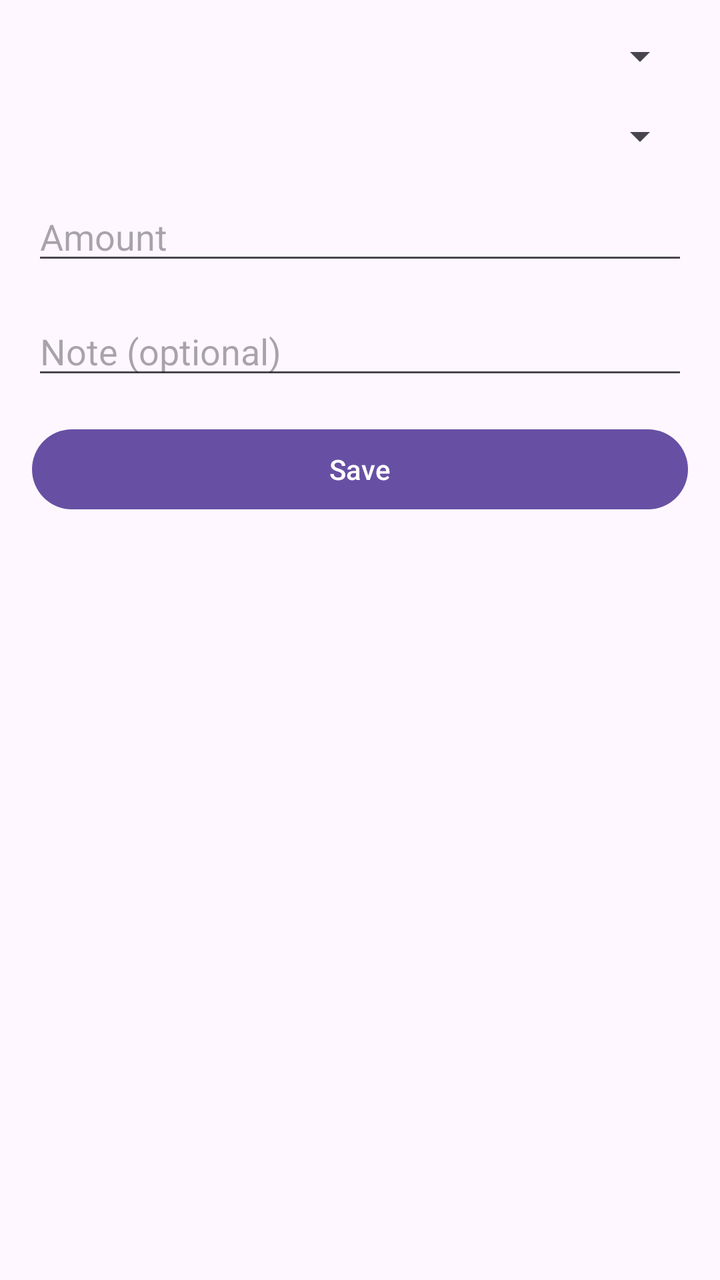
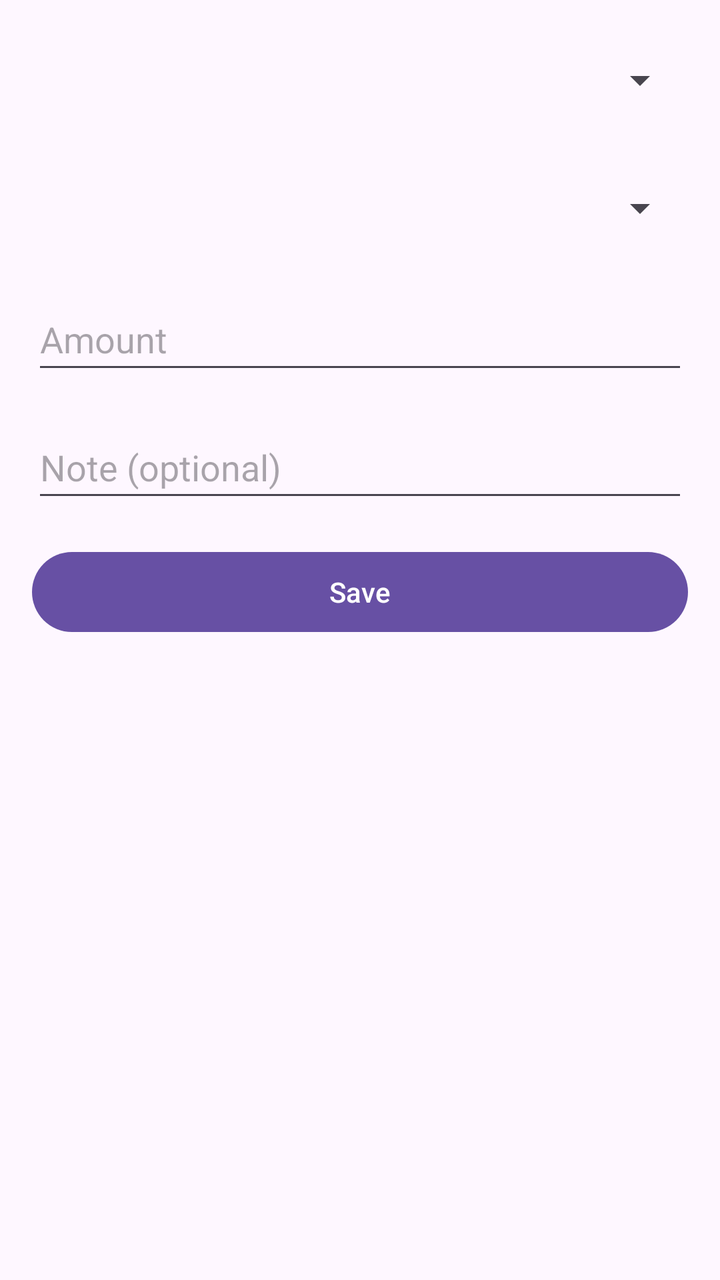

The first picture is an Android layout as it rendered before a commit; the second is the same layout after the commit. The layout source and the unified diff follow.
<!-- AndroidManifest.xml: application theme Theme.MyApplication -->
<!-- res/layout/activity_add_transaction.xml -->
<?xml version="1.0" encoding="utf-8"?>
<androidx.constraintlayout.widget.ConstraintLayout
    xmlns:android="http://schemas.android.com/apk/res/android" xmlns:app="http://schemas.android.com/apk/res-auto"
    android:layout_width="match_parent" android:layout_height="match_parent">

    <Spinner
        android:id="@+id/spinnerType"
        android:layout_width="0dp" android:layout_height="wrap_content"
        app:layout_constraintTop_toTopOf="parent"
        app:layout_constraintStart_toStartOf="parent" app:layout_constraintEnd_toEndOf="parent"
        android:layout_margin="16dp"/>

    <Spinner
        android:id="@+id/spinnerCategory"
        android:layout_width="0dp" android:layout_height="wrap_content"
        app:layout_constraintTop_toBottomOf="@id/spinnerType"
        app:layout_constraintStart_toStartOf="parent" app:layout_constraintEnd_toEndOf="parent"
        android:layout_margin="16dp"/>

    <EditText
        android:id="@+id/etAmount"
        android:layout_width="0dp" android:layout_height="wrap_content"
        android:hint="Amount"
        android:inputType="numberDecimal"
        app:layout_constraintTop_toBottomOf="@id/spinnerCategory"
        app:layout_constraintStart_toStartOf="parent" app:layout_constraintEnd_toEndOf="parent"
        android:layout_margin="16dp"/>

    <EditText
        android:id="@+id/etNote"
        android:layout_width="0dp" android:layout_height="wrap_content"
        android:hint="Note (optional)"
        app:layout_constraintTop_toBottomOf="@id/etAmount"
        app:layout_constraintStart_toStartOf="parent" app:layout_constraintEnd_toEndOf="parent"
        android:layout_margin="16dp"/>

    <Button
        android:id="@+id/btnSaveTransaction"
        android:layout_width="0dp" android:layout_height="wrap_content"
        android:text="Save"
        app:layout_constraintTop_toBottomOf="@id/etNote"
        app:layout_constraintStart_toStartOf="parent" app:layout_constraintEnd_toEndOf="parent"
        android:layout_margin="16dp"/>
</androidx.constraintlayout.widget.ConstraintLayout>
<!-- resources referenced by this layout -->
<resources>
  <style name="Theme.MyApplication" parent="Base.Theme.MyApplication" />
  <style name="Base.Theme.MyApplication" parent="Theme.Material3.DayNight.NoActionBar">
          
          
      </style>
</resources>

<!-- the commit's change to res/layout/activity_add_transaction.xml (unified diff, before → after) -->
@@ -1,25 +1,30 @@
 <?xml version="1.0" encoding="utf-8"?>
 <androidx.constraintlayout.widget.ConstraintLayout
     xmlns:android="http://schemas.android.com/apk/res/android" xmlns:app="http://schemas.android.com/apk/res-auto"
-    android:layout_width="match_parent" android:layout_height="match_parent">
+    xmlns:tools="http://schemas.android.com/tools"
+    android:layout_width="match_parent" android:layout_height="match_parent"
+    tools:ignore="ExtraText">
 
     <Spinner
         android:id="@+id/spinnerType"
-        android:layout_width="0dp" android:layout_height="wrap_content"
+        android:layout_width="0dp" android:layout_height="48dp"
         app:layout_constraintTop_toTopOf="parent"
         app:layout_constraintStart_toStartOf="parent" app:layout_constraintEnd_toEndOf="parent"
         android:layout_margin="16dp"/>
 
     <Spinner
+        tools:ignore="MissingConstraints"
         android:id="@+id/spinnerCategory"
-        android:layout_width="0dp" android:layout_height="wrap_content"
+        android:layout_width="0dp"
+        android:layout_height="48dp"
         app:layout_constraintTop_toBottomOf="@id/spinnerType"
+
         app:layout_constraintStart_toStartOf="parent" app:layout_constraintEnd_toEndOf="parent"
         android:layout_margin="16dp"/>
 
     <EditText
         android:id="@+id/etAmount"
-        android:layout_width="0dp" android:layout_height="wrap_content"
+        android:layout_width="0dp" android:layout_height="48dp"
         android:hint="Amount"
         android:inputType="numberDecimal"
         app:layout_constraintTop_toBottomOf="@id/spinnerCategory"
@@ -28,7 +33,7 @@
 
     <EditText
         android:id="@+id/etNote"
-        android:layout_width="0dp" android:layout_height="wrap_content"
+        android:layout_width="0dp" android:layout_height="48dp"
         android:hint="Note (optional)"
         app:layout_constraintTop_toBottomOf="@id/etAmount"
         app:layout_constraintStart_toStartOf="parent" app:layout_constraintEnd_toEndOf="parent"
